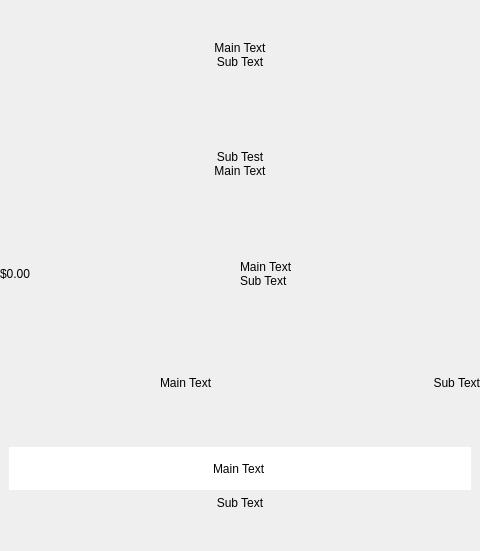
This is widgets/dapguibutton.ui in demlabs-cellframe/dap-ui-sdk as Qt 5 draws it before an edit. The edited form follows.
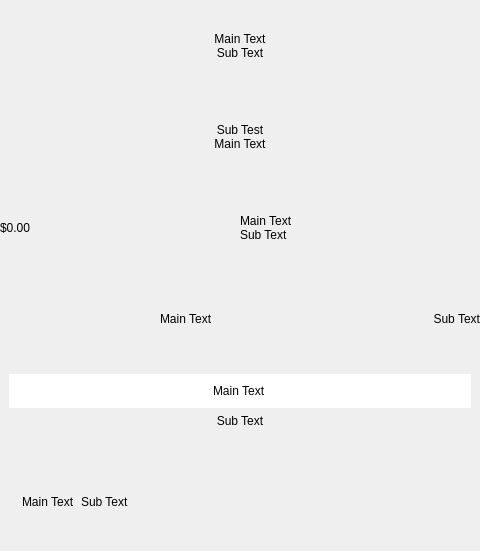
This is the edited form. Custom widgets are drawn as their Qt base class.

The edit to the form file:
```diff
--- a/widgets/dapguibutton.ui
+++ b/widgets/dapguibutton.ui
@@ -295,7 +295,46 @@
        </widget>
       </item>
       <item>
-       <widget class="DapGuiSeparator" name="kelGuiSeparator">
+       <widget class="DapGuiWidget" name="Style5" native="true">
+        <layout class="QHBoxLayout" name="horizontalLayout_3">
+         <item>
+          <widget class="DapGuiLabel" name="DapGuiButtonIconLeft"/>
+         </item>
+         <item>
+          <widget class="DapGuiLabel" name="DapGuiButtonTextMid_2">
+           <property name="text">
+            <string>Main Text</string>
+           </property>
+          </widget>
+         </item>
+         <item>
+          <widget class="DapGuiLabel" name="DapGuiButtonTextRight_2">
+           <property name="sizePolicy">
+            <sizepolicy hsizetype="Expanding" vsizetype="Preferred">
+             <horstretch>0</horstretch>
+             <verstretch>0</verstretch>
+            </sizepolicy>
+           </property>
+           <property name="text">
+            <string>Sub Text</string>
+           </property>
+           <property name="alignment">
+            <set>Qt::AlignLeading|Qt::AlignLeft|Qt::AlignVCenter</set>
+           </property>
+          </widget>
+         </item>
+         <item>
+          <widget class="DapGuiLabel" name="DapGuiButtonIconRight">
+           <property name="cursor">
+            <cursorShape>PointingHandCursor</cursorShape>
+           </property>
+          </widget>
+         </item>
+        </layout>
+       </widget>
+      </item>
+      <item>
+       <widget class="DapGuiSeparator" name="kelGuiSeparator" native="true">
         <property name="sizePolicy">
          <sizepolicy hsizetype="Preferred" vsizetype="Fixed">
           <horstretch>0</horstretch>
```
Left out of the diff: 26 changed lines with no effect on the pictures.
